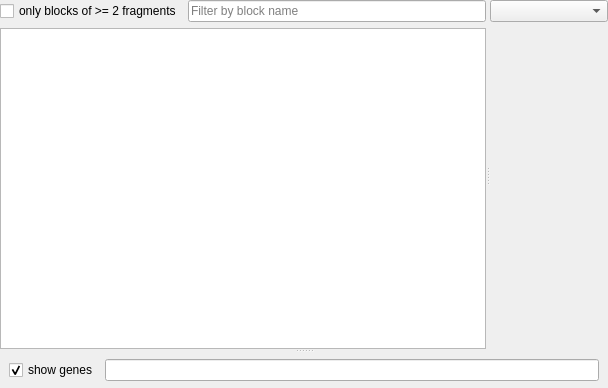
First picture: the form in src/gui/BlockSetWidget.ui, repository npge/npge, before the edit.
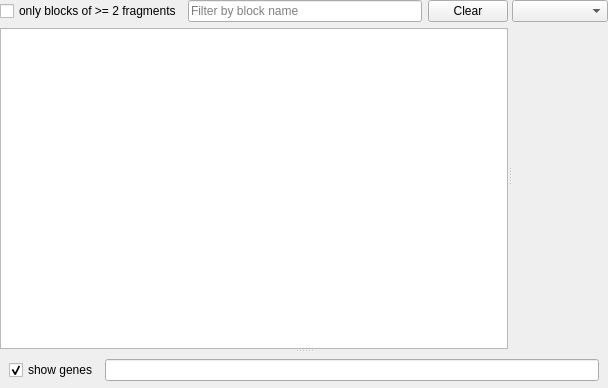
Second picture: the form after the edit.

Commit message: gui: add button "Clear"

The edit to the form file:
```diff
--- a/src/gui/BlockSetWidget.ui
+++ b/src/gui/BlockSetWidget.ui
@@ -59,6 +59,13 @@
                   </property>
                  </widget>
                 </item>
+                <item>
+                 <widget class="QPushButton" name="clearBlockNameButton">
+                  <property name="text">
+                   <string>Clear</string>
+                  </property>
+                 </widget>
+                </item>
                </layout>
               </item>
               <item>
```
The commit also changes 2 other files.
